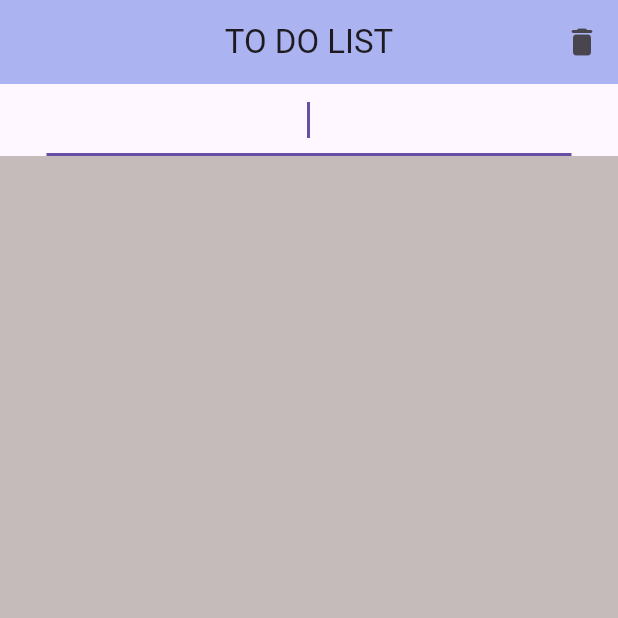
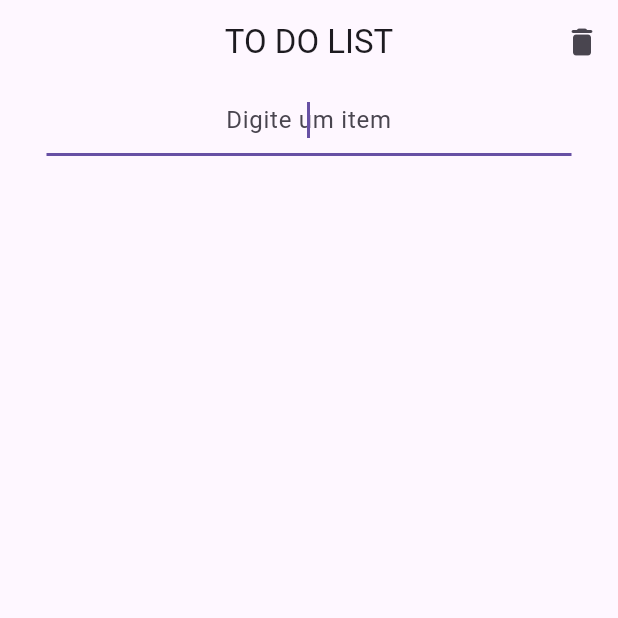
Before and after one commit to anaclara-s/ToDoList, a Flutter app: the screen it shows after launch, on a phone screen of 412 x 824 dp, the top half of it. Run offline on Flutter 3.47's test engine with Material 3 defaults, Android fonts, the phone set to English and light mode, and no system bars; our stand-ins replace flutter_mobx, material_design_icons_flutter, mobx, shared_preferences; generated files the repository leaves out were written again.

```diff
--- a/lib/pages/delete_page.dart
+++ b/lib/pages/delete_page.dart
@@ -1,6 +1,8 @@
 import 'package:flutter/material.dart';
 import 'package:flutter_mobx/flutter_mobx.dart';
-import 'package:lista_tarefas/pages/todo_page/todo_store.dart';
+
+import '../shared/widgets/custom_app_bar.dart';
+import 'todo_page/todo_store.dart';
 
 class DeletePage extends StatelessWidget {
   final TodoStore _todoStore;
@@ -11,7 +13,7 @@ class DeletePage extends StatelessWidget {
   @override
   Widget build(BuildContext context) {
     return Scaffold(
-      appBar: AppBar(title: Text('Deleted Tasks')),
+      appBar: CustomAppBar(title: Text('Deleted Tasks')),
       body: Observer(
         builder: (_) => _todoStore.deletedTasks.isEmpty
             ? Center(child: Text('Nada na lixeira'))
--- a/lib/pages/home_page.dart
+++ /dev/null
@@ -1,19 +0,0 @@
-import 'package:flutter/material.dart';
-
-import 'todo_page/todo_page.dart';
-
-class HomePage extends StatefulWidget {
-  const HomePage({super.key});
-
-  @override
-  State<HomePage> createState() => _HomePageState();
-}
-
-class _HomePageState extends State<HomePage> {
-  @override
-  Widget build(BuildContext context) {
-    return Scaffold(
-      body: const TodoPage(),
-    );
-  }
-}
--- a/lib/pages/todo_page/todo_page.dart
+++ b/lib/pages/todo_page/todo_page.dart
@@ -2,10 +2,10 @@ import 'package:flutter/material.dart';
 import 'package:flutter_mobx/flutter_mobx.dart';
 import 'package:material_design_icons_flutter/material_design_icons_flutter.dart';
 
-import '../../shared/constant.dart';
 import '../delete_page.dart';
 import 'todo_store.dart';
-
+import '../../shared/widgets/custom_app_bar.dart';
+import '../../shared/widgets/custom_text_form_field.dart';
 import '../../shared/widgets/custom_alert_dialog.dart';
 
 class TodoPage extends StatefulWidget {
@@ -20,7 +20,6 @@ class TodoPage extends StatefulWidget {
 class _TodoPageState extends State<TodoPage> {
   final TodoStore _todoStore = TodoStore();
 
-  final FocusNode _focusNode = FocusNode();
   final GlobalKey<FormState> _formKey = GlobalKey<FormState>();
 
   @override
@@ -38,11 +37,8 @@ class _TodoPageState extends State<TodoPage> {
   @override
   Widget build(BuildContext context) {
     return Scaffold(
-      appBar: AppBar(
-        title: const Text('TO DO LIST'),
-        centerTitle: true,
-        backgroundColor: kAppBarColor,
-        elevation: 2,
+      appBar: CustomAppBar(
+        title: Text('TO DO LIST'),
         actions: [
           IconButton(
             onPressed: () {
@@ -65,20 +61,16 @@ class _TodoPageState extends State<TodoPage> {
           children: [
             Row(
               mainAxisAlignment: MainAxisAlignment.center,
-              crossAxisAlignment: CrossAxisAlignment.center,
               children: [
                 SizedBox(
                   width: 350,
                   child: Form(
                     key: _formKey,
                     autovalidateMode: AutovalidateMode.disabled,
-                    child: TextFormField(
+                    child: CustomTextFormField(
+                      hintText: 'Digite um item',
                       controller: _todoStore.todoTextController,
-                      focusNode: _focusNode,
-                      autofocus: true,
-                      textAlign: TextAlign.center,
                       onFieldSubmitted: (value) {
-                        _focusNode.requestFocus();
                         if (_formKey.currentState!.validate()) {
                           _todoStore.addTask(value);
                         }
@@ -89,15 +81,15 @@ class _TodoPageState extends State<TodoPage> {
                         }
                         return null;
                       },
+                      focusNode: null,
                     ),
                   ),
                 ),
               ],
             ),
+            SizedBox(height: 40),
             Observer(
               builder: (_) => Expanded(
-                child: Container(
-                  color: const Color.fromARGB(255, 197, 187, 186),
                 child: ReorderableListView(
                   shrinkWrap: true,
                   onReorder: ((oldIndex, newIndex) {
@@ -107,6 +99,7 @@ class _TodoPageState extends State<TodoPage> {
                       }
                       final String item = _todoStore.tasks.removeAt(oldIndex);
                       _todoStore.tasks.insert(newIndex, item);
+                      _todoStore.saveOrder();
                     });
                   }),
                   children: _todoStore.tasks
@@ -118,24 +111,20 @@ class _TodoPageState extends State<TodoPage> {
                               child: Text(
                                 entry.value,
                                 style: const TextStyle(
-                                      fontWeight: FontWeight.bold,
                                   fontSize: 20,
-                                      color: Colors.black),
+                                ),
                               ),
                             ),
                             leading: GestureDetector(
                               onTap: () {},
                               child: Icon(
                                 MdiIcons.unfoldMoreHorizontal,
-                                  color: Colors.red,
-                                  size: 30,
                               ),
                             ),
                             trailing: IconButton(
                               icon: const Icon(
                                 Icons.cancel_outlined,
-                                  color: Colors.amber,
-                                  size: 30,
+                                color: Color.fromARGB(255, 253, 97, 86),
                               ),
                               onPressed: () async {
                                 final resp = await CustomAlertDialog.instance
@@ -159,7 +148,6 @@ class _TodoPageState extends State<TodoPage> {
                 ),
               ),
             ),
-            ),
           ],
         ),
       ),
--- a/lib/shared/constant.dart
+++ b/lib/shared/constant.dart
@@ -1,6 +1,7 @@
 import 'package:flutter/material.dart';
 
-const kIconColor = Color.fromARGB(255, 135, 105, 240);
+const kAppBarIconColorDark = Color.fromARGB(255, 2, 43, 223);
+const kAppBarIconColorLight = Color.fromARGB(255, 255, 0, 0);
 
 const kIconAddColor = Color.fromARGB(255, 105, 240, 134);
 
--- /dev/null
+++ b/lib/shared/widgets/custom_app_bar.dart
@@ -0,0 +1,27 @@
+import 'package:flutter/material.dart';
+
+class CustomAppBar extends StatelessWidget implements PreferredSizeWidget {
+  final Widget? title;
+  final List<Widget>? actions;
+  final Color? backgroundColor;
+
+  const CustomAppBar({
+    super.key,
+    this.title,
+    this.actions,
+    this.backgroundColor,
+  });
+
+  @override
+  Widget build(BuildContext context) {
+    return AppBar(
+      title: title,
+      actions: actions,
+      backgroundColor: backgroundColor,
+      centerTitle: true,
+    );
+  }
+
+  @override
+  Size get preferredSize => const Size.fromHeight(kToolbarHeight);
+}
--- /dev/null
+++ b/lib/shared/widgets/custom_text_form_field.dart
@@ -0,0 +1,37 @@
+import 'package:flutter/material.dart';
+
+class CustomTextFormField extends StatefulWidget {
+  final TextEditingController? controller;
+  final FocusNode? focusNode;
+  final void Function(String)? onFieldSubmitted;
+  final String? Function(String?)? validator;
+  final String? hintText;
+
+  const CustomTextFormField({
+    super.key,
+    required this.controller,
+    required this.focusNode,
+    required this.onFieldSubmitted,
+    required this.validator,
+    this.hintText,
+  });
+
+  @override
+  State<CustomTextFormField> createState() => _CustomTextFormFieldState();
+}
+
+class _CustomTextFormFieldState extends State<CustomTextFormField> {
+  @override
+  Widget build(BuildContext context) {
+    return TextFormField(
+      controller: widget.controller,
+      onFieldSubmitted: widget.onFieldSubmitted,
+      validator: widget.validator,
+      decoration: InputDecoration(
+        hintText: widget.hintText,
+      ),
+      autofocus: true,
+      textAlign: TextAlign.center,
+    );
+  }
+}
```
Also changed, not shown: lib/main.dart (+6 -4 lines), lib/pages/todo_page/todo_store.dart (+6 -1 lines), lib/shared/widgets/custom_textbutton.dart (deleted, +0 -50 lines), lib/shared/widgets/custom_textfield.dart (deleted, +0 -38 lines), 1 other file. Lines whose indentation alone changed are shown as unchanged.
